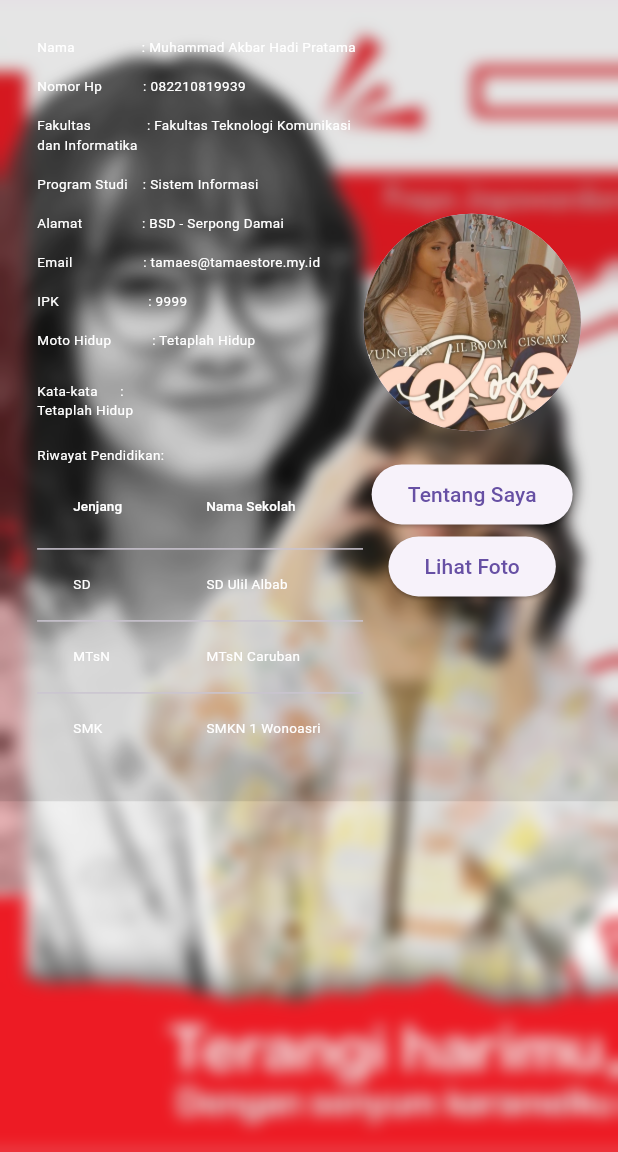
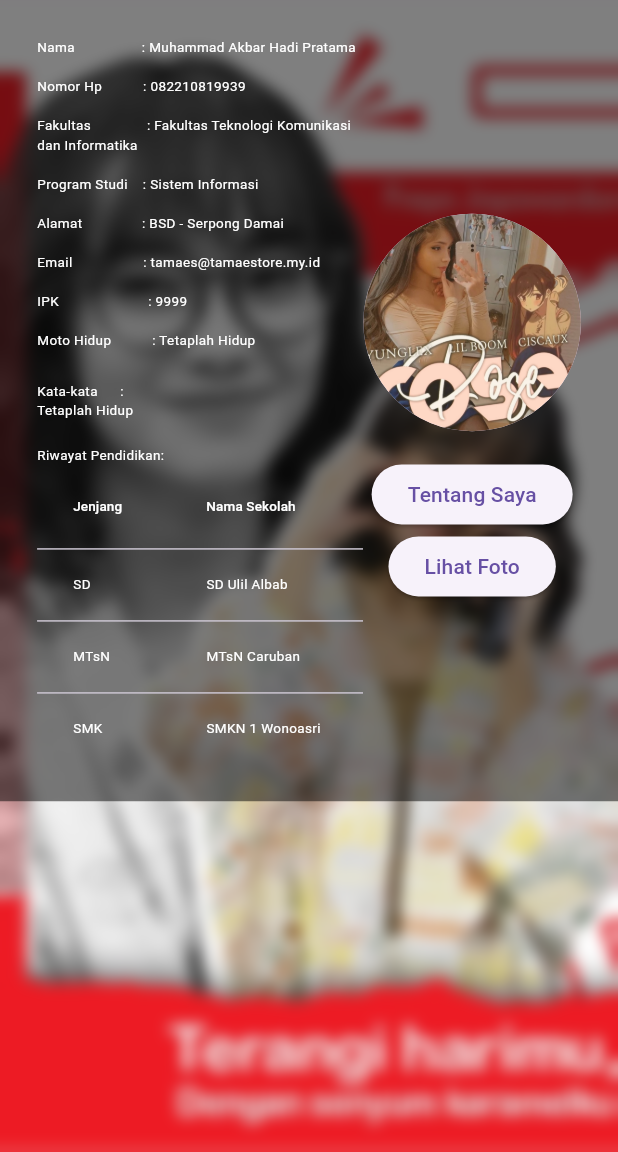
Before and after one commit to dasaraul/tugas-uts, a Flutter app: the screen it shows after launch, on a phone screen of 412 x 824 dp, the part 84-1236 px from its top. Run offline on Flutter 3.47's test engine with Material 3 defaults, Android fonts, the phone set to English and light mode, and no system bars.

Commit message:
some changes and added BackdropFilter for blurred effect in container(di body)

```diff
--- a/lib/main.dart
+++ b/lib/main.dart
@@ -34,7 +34,7 @@ class MyApp extends StatelessWidget {
             BackdropFilter(
               filter: ui.ImageFilter.blur(sigmaX: 5.0, sigmaY: 5.0),
               child: Container(
-                color: Colors.black.withOpacity(0.1),
+                color: Colors.black.withOpacity(0.5),
                 child: SingleChildScrollView(
                   child: Biodata(),
                 ),
--- a/pubspec.yaml
+++ b/pubspec.yaml
@@ -45,7 +45,7 @@ dev_dependencies:
   # activated in the `analysis_options.yaml` file located at the root of your
   # package. See that file for information about deactivating specific lint
   # rules and activating additional ones.
-  flutter_lints: ^3.0.0
+  flutter_lints: ^4.0.0
 
 # For information on the generic Dart part of this file, see the
 # following page: https://dart.dev/tools/pub/pubspec
```
Also changed, not shown: pubspec.lock.
